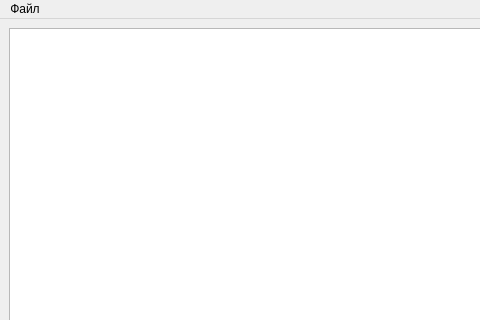
The window that plotter/main_window.ui (spectral307/plotter) describes before a commit, drawn with Qt 5; both pictures show x 0 to 480 and y 0 to 320 of the 800 by 600 pixel window.
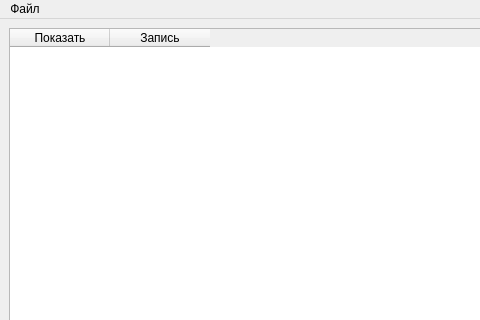
The same window after the commit.

Commit message: Add Show and Entry columns to entries table

```diff
--- a/plotter/main_window.ui
+++ b/plotter/main_window.ui
@@ -20,7 +20,18 @@
       <property name="orientation">
        <enum>Qt::Horizontal</enum>
       </property>
-      <widget class="QTableWidget" name="entries"/>
+      <widget class="QTableWidget" name="entries">
+       <column>
+        <property name="text">
+         <string>Показать</string>
+        </property>
+       </column>
+       <column>
+        <property name="text">
+         <string>Запись</string>
+        </property>
+       </column>
+      </widget>
       <widget class="QWidget" name="canvas" native="true"/>
      </widget>
     </item>
```
The commit also changes 1 other file.
